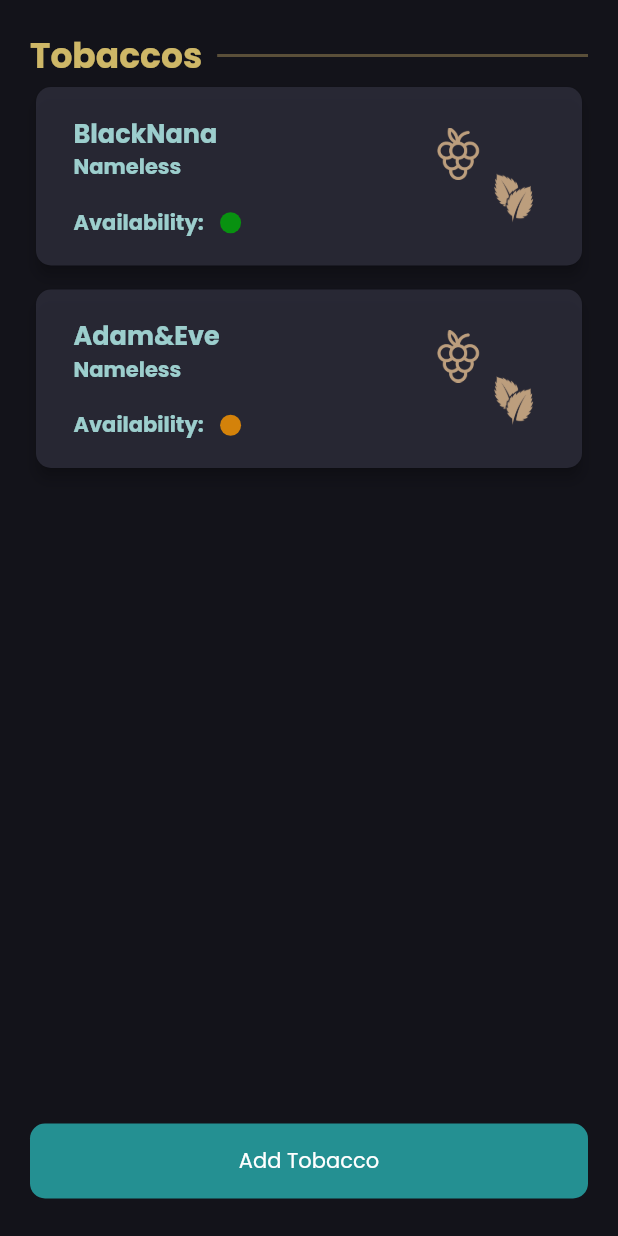
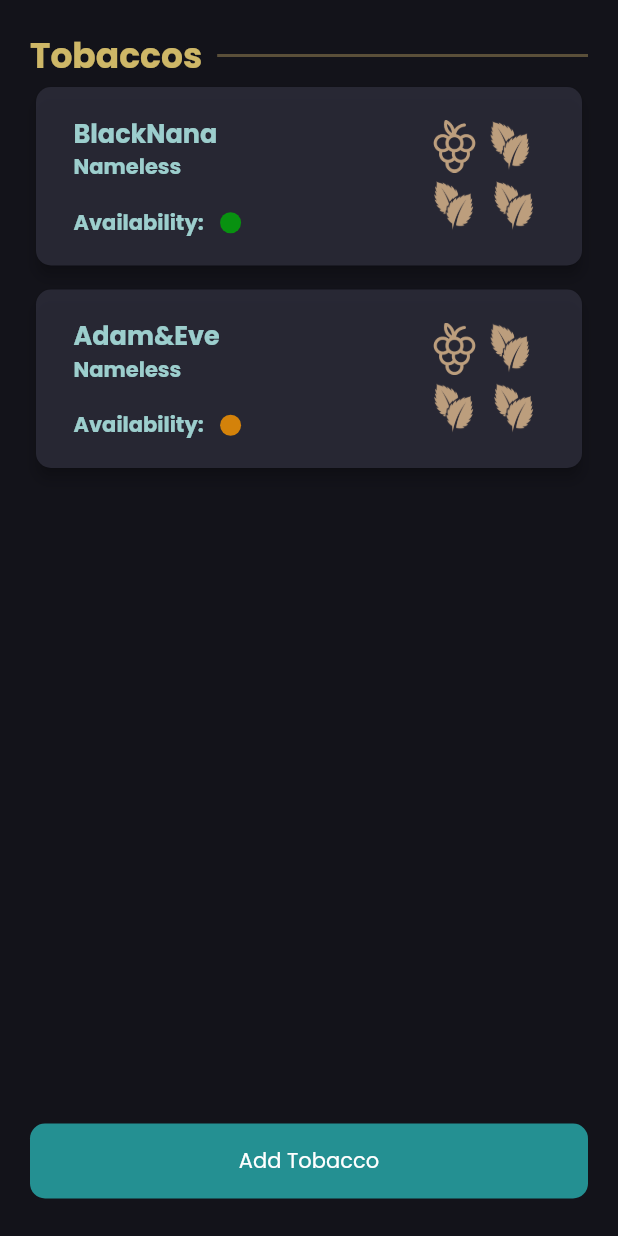
Before and after one commit to benjaminellmer/hookah-with-friends, a Flutter app: the TobaccosScreen screen opened directly, on a phone screen of 412 x 824 dp. Run offline on Flutter 3.47's test engine with Material 2 defaults, Android fonts, the phone set to English and light mode, and no system bars; our stand-ins replace firebase_core, flutter_bloc, google_fonts; accounts and stored records are empty; network calls fail.

Commit message:
Update tobacco_card.dart dynamic flavourindicator
with fixed list

```diff
--- a/hookah_with_friends/lib/components/cards/tobacco_card.dart
+++ b/hookah_with_friends/lib/components/cards/tobacco_card.dart
@@ -1,16 +1,28 @@
 import "package:flutter/material.dart";
-import "package:hookah_with_friends/components/cards/primary_card.dart";
 
-import "../../enum/flavour.dart";
 import "../../model/tobacco.dart";
 import "../indicators/availability_indicator.dart";
 import "../indicators/flavour_indicator.dart";
 import "../texts/primary_text.dart";
+import "../widget/tobaccoindicator_widget.dart";
+import "primary_card.dart";
 
 class TobaccoCard extends StatelessWidget {
-  const TobaccoCard({super.key, required this.tobacco});
+  TobaccoCard({super.key, required this.tobacco});
 
   final Tobacco tobacco;
+  final List<FlavourIndicator> flavourIndicators = [
+    const FlavourIndicator.grape(
+    ),
+    const FlavourIndicator.mint(
+    ),
+    const FlavourIndicator.mint(
+    ),
+    const FlavourIndicator.mint(
+    ),
+    const FlavourIndicator.mint(
+    ),
+  ];
 
   @override
   Widget build(BuildContext context) {
@@ -33,16 +45,7 @@ class TobaccoCard extends StatelessWidget {
             ],
           ),
           const Spacer(),
-          Row(
-            children: const <Widget>[
-              FlavourIndicator.grape(
-                insets: EdgeInsets.only(bottom: 30),
-              ),
-              FlavourIndicator.mint(
-                insets: EdgeInsets.only(top: 30),
-              ),
-            ],
-          )
+          FlavourIndicatorRow(flavourIndicators),
         ],
       ),
     );
```
